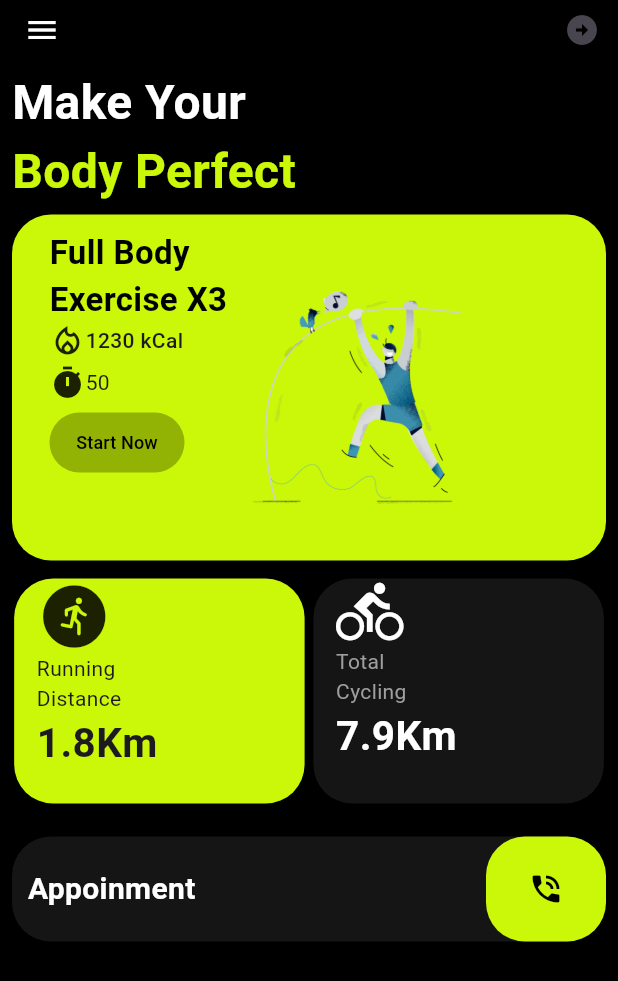
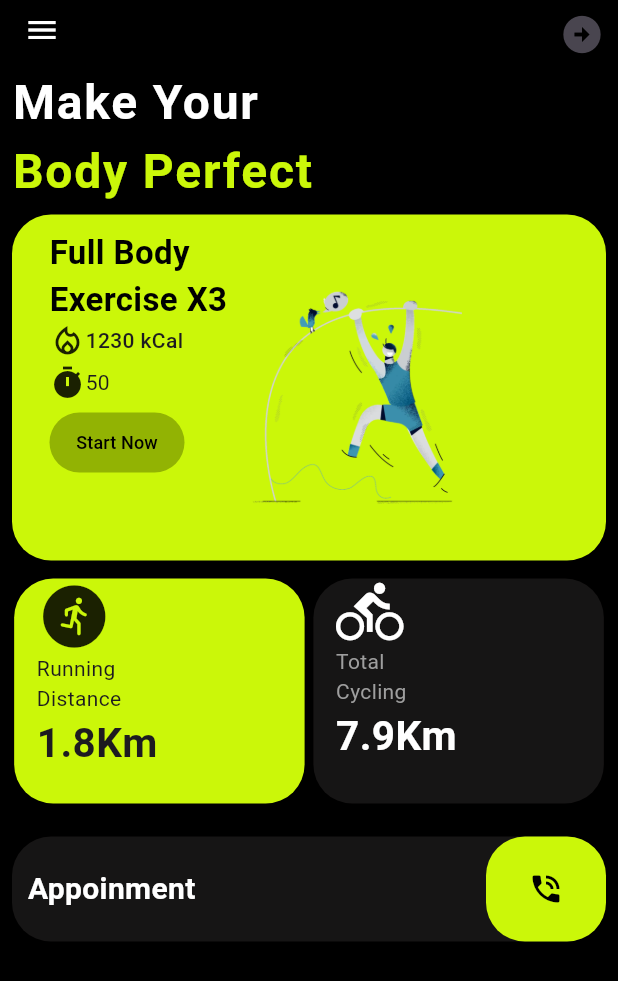
Before and after one commit to MdSohidUllahChowdhury/Track-Fitness, a Flutter app: the screen it shows after launch, after a tap on the "arrow circle right" icon, on a phone screen of 412 x 824 dp. Shown: the top 981 px of the screen. Run offline on Flutter 3.47's test engine with Material 3 defaults, Android fonts, the phone set to English and light mode, and no system bars; our stand-ins replace carousel_slider, fl_chart, flutter_screenutil; network calls fail.

Commit message:
New Changes

```diff
--- /dev/null
+++ b/lib/Model/main.dart
@@ -0,0 +1,14 @@
+import 'package:track_fitness/View/fitness_screen.dart';
+import 'package:flutter/material.dart';
+import 'package:flutter_screenutil/flutter_screenutil.dart';
+
+void main() {
+  runApp((const ScreenUtilInit(
+    designSize: Size(360, 720),
+    ensureScreenSize: true,
+    child: MaterialApp(
+      debugShowCheckedModeBanner: false,
+      home: Fitness(),
+    ),
+  )));
+}
--- a/lib/Widgets/twoSmallCard.dart
+++ /dev/null
@@ -1,81 +0,0 @@
-// ignore_for_file: file_names
-
-import 'package:flutter/material.dart';
-
-class SmallTwoCard extends StatelessWidget {
-  const SmallTwoCard({super.key});
-
-  @override
-  Widget build(BuildContext context) {
-final size = MediaQuery.sizeOf(context);
-
-    return Row(
-              //? Running and Cycling
-              mainAxisAlignment: MainAxisAlignment.spaceEvenly,
-              children: [
-                Container(
-                  padding: const EdgeInsets.only(left: 15),
-                  height: 150,
-                  width: size.width * .47,
-                  decoration: BoxDecoration(
-                      color: const Color.fromARGB(255, 203, 247, 9),
-                      borderRadius: BorderRadius.circular(26)),
-                  child: const Column(
-                    crossAxisAlignment: CrossAxisAlignment.start,
-                    children: [
-                      Icon(
-                        Icons.run_circle_rounded,
-                        size: 50,
-                      ),
-                      Text(
-                        'Running\nDistance',
-                        style: TextStyle(
-                            fontSize: 14, fontWeight: FontWeight.w400),
-                      ),
-                      Text(
-                        '1.8Km',
-                        style: TextStyle(
-                            fontSize: 27, fontWeight: FontWeight.bold),
-                      )
-                    ],
-                  ),
-                ),
-                const SizedBox(
-                  width: 3,
-                ),
-                Container(
-                  padding: const EdgeInsets.only(left: 15),
-                  height: 150,
-                  width: size.width * .47,
-                  decoration: BoxDecoration(
-                      color: const Color.fromARGB(238, 24, 22, 22),
-                      borderRadius: BorderRadius.circular(26)),
-                  child: const Column(
-                    crossAxisAlignment: CrossAxisAlignment.start,
-                    children: [
-                      Icon(
-                        Icons.directions_bike_sharp,
-                        size: 45,
-                        color: Colors.white,
-                      ),
-                      Text(
-                        'Total\nCycling',
-                        style: TextStyle(
-                            color: Colors.grey,
-                            fontSize: 14,
-                            fontWeight: FontWeight.w400),
-                      ),
-                      Text(
-                        '7.9Km',
-                        style: TextStyle(
-                            color: Colors.white,
-                            fontSize: 27,
-                            fontWeight: FontWeight.bold),
-                      )
-                    ],
-                  ),
-                ),
-              ],
-            );
-  }
-}
--- /dev/null
+++ b/lib/Widgets/two_small_card.dart
@@ -0,0 +1,77 @@
+import 'package:flutter/material.dart';
+
+class SmallTwoCard extends StatelessWidget {
+  const SmallTwoCard({super.key});
+
+  @override
+  Widget build(BuildContext context) {
+    final size = MediaQuery.sizeOf(context);
+
+    return Row(
+      //? Running and Cycling
+      mainAxisAlignment: MainAxisAlignment.spaceEvenly,
+      children: [
+        Container(
+          padding: const EdgeInsets.only(left: 15),
+          height: 150,
+          width: size.width * .47,
+          decoration: BoxDecoration(
+              color: const Color.fromARGB(255, 203, 247, 9),
+              borderRadius: BorderRadius.circular(26)),
+          child: const Column(
+            crossAxisAlignment: CrossAxisAlignment.start,
+            children: [
+              Icon(
+                Icons.run_circle_rounded,
+                size: 50,
+              ),
+              Text(
+                'Running\nDistance',
+                style: TextStyle(fontSize: 14, fontWeight: FontWeight.w400),
+              ),
+              Text(
+                '1.8Km',
+                style: TextStyle(fontSize: 27, fontWeight: FontWeight.bold),
+              )
+            ],
+          ),
+        ),
+        const SizedBox(
+          width: 3,
+        ),
+        Container(
+          padding: const EdgeInsets.only(left: 15),
+          height: 150,
+          width: size.width * .47,
+          decoration: BoxDecoration(
+              color: const Color.fromARGB(238, 24, 22, 22),
+              borderRadius: BorderRadius.circular(26)),
+          child: const Column(
+            crossAxisAlignment: CrossAxisAlignment.start,
+            children: [
+              Icon(
+                Icons.directions_bike_sharp,
+                size: 45,
+                color: Colors.white,
+              ),
+              Text(
+                'Total\nCycling',
+                style: TextStyle(
+                    color: Colors.grey,
+                    fontSize: 14,
+                    fontWeight: FontWeight.w400),
+              ),
+              Text(
+                '7.9Km',
+                style: TextStyle(
+                    color: Colors.white,
+                    fontSize: 27,
+                    fontWeight: FontWeight.bold),
+              )
+            ],
+          ),
+        ),
+      ],
+    );
+  }
+}
--- a/lib/main.dart
+++ /dev/null
@@ -1,24 +0,0 @@
-import 'package:course_selling_app/View/fitness_screen.dart';
-import 'package:flutter/material.dart';
-import 'package:flutter_screenutil/flutter_screenutil.dart';
-
-void main(){
-  runApp(const Track_Fitness());
-
-}
-// ignore: camel_case_types
-class Track_Fitness extends StatelessWidget {
-  const Track_Fitness({super.key});
-
-  @override
-  Widget build(BuildContext context) {
-    return const ScreenUtilInit(
-      designSize: Size(360, 720),
-      ensureScreenSize: true,
-      child: MaterialApp(
-        debugShowCheckedModeBanner: false,
-        home: Fitness(),
-      ),
-    );
-  }
-}
--- a/lib/view/detailes_screen.dart
+++ b/lib/view/detailes_screen.dart
@@ -1,6 +1,7 @@
 import 'package:carousel_slider/carousel_slider.dart';
 import 'package:fl_chart/fl_chart.dart';
 import 'package:flutter/material.dart';
+
 class FitnessDetails extends StatefulWidget {
   const FitnessDetails({super.key});
 
@@ -9,34 +10,34 @@ class FitnessDetails extends StatefulWidget {
 }
 
 class _FitnessDetailsState extends State<FitnessDetails> {
-       List <Map> barinfo = [
+  List<Map> barinfo = [
     {
-      'BP' : 85,
-      'index' : 'SA',
+      'BP': 85,
+      'index': 'SA',
     },
     {
-      'BP' : 75,
-      'index' : 'SU',
+      'BP': 75,
+      'index': 'SU',
     },
     {
-      'BP' : 90,
-      'index' : 'MO',
+      'BP': 90,
+      'index': 'MO',
     },
     {
-      'BP' : 65,
-      'index' : 'TU',
+      'BP': 65,
+      'index': 'TU',
     },
     {
-      'BP' : 70,
-      'index' : 'WE',
+      'BP': 70,
+      'index': 'WE',
     },
     {
-      'BP' : 55,
-      'index' : 'TH',
+      'BP': 55,
+      'index': 'TH',
     },
     {
-      'BP' : 80,
-      'index' : 'FR',
+      'BP': 80,
+      'index': 'FR',
     },
   ];
   // ignore: non_constant_identifier_names
@@ -48,7 +49,6 @@ class _FitnessDetailsState extends State<FitnessDetails> {
   ];
   @override
   Widget build(BuildContext context) {
-
     final size = MediaQuery.sizeOf(context);
 
     return Scaffold(
@@ -63,16 +63,21 @@ class _FitnessDetailsState extends State<FitnessDetails> {
               icon: const Icon(
                 Icons.arrow_circle_left_outlined,
                 color: Colors.white,
+                size: 30,
               )),
           actions: [
             IconButton(
-                onPressed: () {}, icon: const Icon(Icons.notifications_rounded))
+                onPressed: () {},
+                icon: const Icon(
+                  Icons.notifications_rounded,
+                  size: 30,
+                ))
           ],
         ),
         body: Padding(
             padding: const EdgeInsets.all(8.0),
-            child:Column(crossAxisAlignment: CrossAxisAlignment.start,
-            children: [
+            child:
+                Column(crossAxisAlignment: CrossAxisAlignment.start, children: [
               const Text(
                 'Health',
                 style: TextStyle(
@@ -87,75 +92,64 @@ class _FitnessDetailsState extends State<FitnessDetails> {
                     fontWeight: FontWeight.bold,
                     color: Color.fromARGB(255, 203, 247, 9)),
               ),
-
               CarouselSlider.builder(
                   itemCount: slider_contend.length,
-  itemBuilder:(context, index, realIndex) =>
-  Container(
-
+                  itemBuilder: (context, index, realIndex) => Container(
                         decoration: BoxDecoration(
                             borderRadius: BorderRadius.circular(20),
                             //color: Colors.amber,
-      image: DecorationImage(image:NetworkImage(slider_contend[index]),
-      fit: BoxFit.cover )
+                            image: DecorationImage(
+                                image: NetworkImage(slider_contend[index]),
+                                fit: BoxFit.cover)),
                       ),
-  ) ,
-
                   options: CarouselOptions(
-
                     height: 170,
-      aspectRatio: 16/9,
+                    aspectRatio: 16 / 9,
                     viewportFraction: 0.8,
                     initialPage: 0,
                     enableInfiniteScroll: true,
                     reverse: false,
                     autoPlay: true,
                     autoPlayInterval: const Duration(seconds: 3),
-      autoPlayAnimationDuration: const Duration(milliseconds: 800),
+                    autoPlayAnimationDuration:
+                        const Duration(milliseconds: 800),
                     autoPlayCurve: Curves.fastOutSlowIn,
                     enlargeCenterPage: true,
                     enlargeFactor: 0.3,
                     scrollDirection: Axis.horizontal,
-   )
-   ),
-
+                  )),
               Container(
                 margin: const EdgeInsets.only(top: 15),
                 padding: const EdgeInsets.all(10),
                 height: size.height * .32,
-    width: size.width *.99,
+                width: size.width * .99,
                 decoration: BoxDecoration(
                     borderRadius: BorderRadius.circular(26),
-      border: Border.all(color:const Color.fromARGB(255, 203, 247, 9))
-      ),
+                    border: Border.all(
+                        color: const Color.fromARGB(255, 203, 247, 9))),
                 child: Column(
                   crossAxisAlignment: CrossAxisAlignment.start,
                   children: [
-          const Text('Blood Pressure',
+                    const Text(
+                      'Blood Pressure',
                       style: TextStyle(
                           color: Color.fromARGB(255, 203, 247, 9),
                           fontWeight: FontWeight.w800,
-            fontSize: 25
+                          fontSize: 25),
                     ),
+                    const SizedBox(
+                      height: 8,
                     ),
-          const SizedBox(height: 8,),
-
                     SizedBox(
                       height: 150,
-            child: BarChart(
-              BarChartData(
+                      child: BarChart(BarChartData(
                         maxY: 100,
                         minY: 0,
-              )
-            ),
+                      )),
                     )
                   ],
                 ),
               ),
-
-            ]
-            )
-            )
-            );
+            ])));
   }
 }
--- a/lib/view/fitness_screen.dart
+++ b/lib/view/fitness_screen.dart
@@ -1,6 +1,6 @@
-import 'package:course_selling_app/Widgets/big_card.dart';
-import 'package:course_selling_app/Widgets/bookingbycall.dart';
-import 'package:course_selling_app/Widgets/twoSmallCard.dart';
+import 'package:track_fitness/Widgets/big_card.dart';
+import 'package:track_fitness/Widgets/booking.dart';
+import 'package:track_fitness/Widgets/two_small_card.dart';
 import 'package:flutter/material.dart';
 
 class Fitness extends StatefulWidget {
@@ -15,7 +15,8 @@ class _LearningState extends State<Fitness> {
   @override
   Widget build(BuildContext context) {
 
-    return Scaffold(
+    return SafeArea(
+      child: Scaffold(
         backgroundColor: Colors.black,
         appBar: AppBar(
           toolbarHeight: 37,
@@ -29,7 +30,7 @@ class _LearningState extends State<Fitness> {
           actions: [
             IconButton(
               onPressed: (){},
-            icon: const Icon(Icons.arrow_circle_right))
+              icon: const Icon(Icons.arrow_circle_right,size:30,))
           ],
         ),
 
@@ -43,7 +44,8 @@ class _LearningState extends State<Fitness> {
                 style: TextStyle(
                     fontSize: 32,
                     fontWeight: FontWeight.bold,
-                  color: Colors.white
+                    color: Colors.white,
+                    letterSpacing: 1.2
                     ),
                  ),
 
@@ -51,6 +53,7 @@ class _LearningState extends State<Fitness> {
                 style: TextStyle(
                     fontSize: 32,
                     fontWeight: FontWeight.bold,
+                    letterSpacing: 1.2,
                     color: Color.fromARGB(255, 203, 247, 9)
                     ),
                  ),
@@ -65,6 +68,7 @@ class _LearningState extends State<Fitness> {
             ],
           ),
         ),
+      ),
     );
   }
 }
--- a/pubspec.yaml
+++ b/pubspec.yaml
@@ -1,4 +1,4 @@
-name: course_selling_app
+name: track_fitness
 description: "A new Flutter project."
 # The following line prevents the package from being accidentally published to
 # pub.dev using `flutter pub publish`. This is preferred for private packages.
```
Also changed, not shown: lib/Widgets/big_card.dart (+11 -12 lines), lib/Widgets/booking.dart (renamed from lib/Widgets/bookingbycall.dart), 2 other files. Lines whose indentation alone changed are shown as unchanged.
